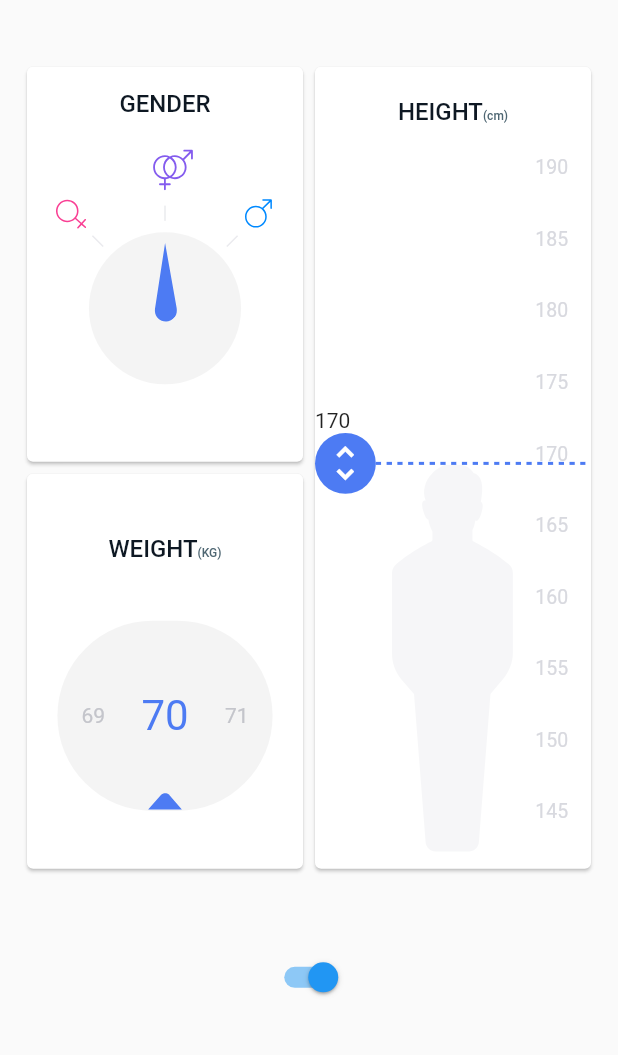
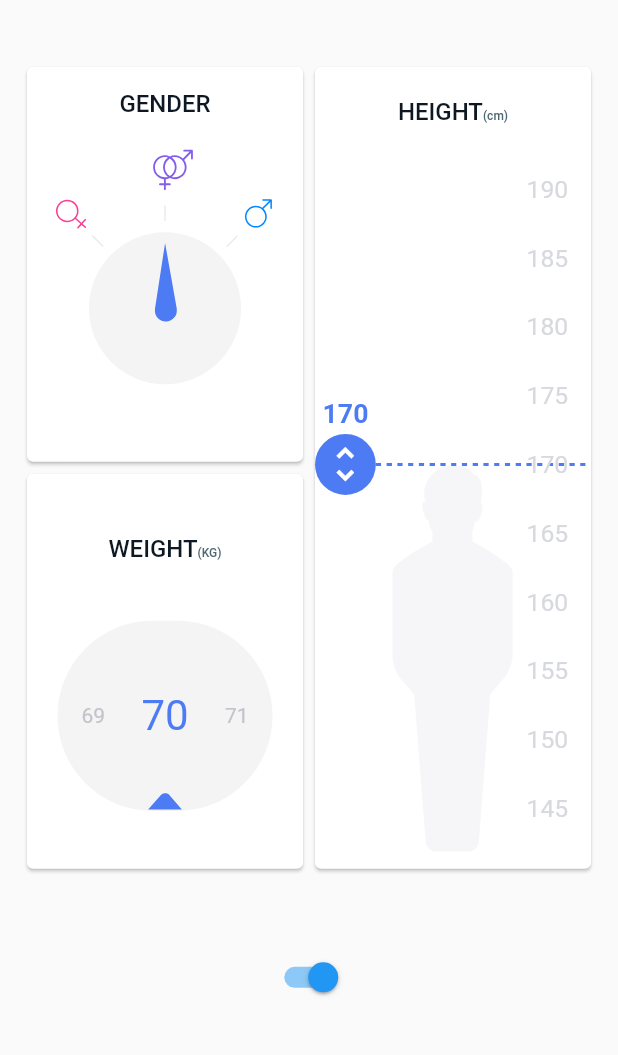
Before and after one commit to MarcinusX/bmi_calculator, a Flutter app: the screen it shows after launch, on a phone screen of 412 x 824 dp, the part 156-1211 px from its top. Run offline on Flutter 3.47's test engine with Material 2 defaults, Android fonts, the phone set to English and light mode, and no system bars; our stand-ins replace flutter_svg.

Commit message:
Font changes

```diff
--- a/lib/height_card.dart
+++ b/lib/height_card.dart
@@ -46,17 +46,18 @@ class HeightCardState extends State<HeightCard> {
 
 const int minHeight = 145;
 const int maxHeight = 190;
+const int totalUnits = maxHeight - minHeight;
+const double circleSize = 32.0;
+const double bottomMargin = circleSize / 2;
+const double topMargin = 26.0;
+
+const double labelsFontSize = 13.0;
+const double selectedLabelFontSize = 14.0;
 
 class HeightPicker extends StatelessWidget {
   final double widgetHeight;
   final int height;
   final ValueChanged<int> onChange;
-
-  static final double circleSize = 32.0;
-  static final double bottomMargin = circleSize / 2;
-  static final double topMargin = 16.0;
-  static final double fontSize = 13.0;
-  static final int totalUnits = 190 - 145;
 
   const HeightPicker({Key key, this.widgetHeight, this.height, this.onChange})
       : super(key: key);
@@ -65,7 +66,7 @@ class HeightPicker extends StatelessWidget {
   Widget build(BuildContext context) {
     double sliderPosition = _sliderPosition(context);
     double personImageHeight =
-        sliderPosition + screenAwareSize(HeightPicker.circleSize / 2, context);
+        sliderPosition + screenAwareSize(circleSize / 2, context);
     return Stack(
       children: <Widget>[
         Align(
@@ -76,38 +77,37 @@ class HeightPicker extends StatelessWidget {
             width: personImageHeight / 3,
           ),
         ),
-        Align(
-          alignment: Alignment.centerRight,
-          child: _drawLabels(context),
-        ),
         Positioned(
           child: _drawSlider(context),
           left: 0.0,
           right: 0.0,
           bottom: _sliderPosition(context),
-        )
+        ),
+        Align(
+          alignment: Alignment.centerRight,
+          child: IgnorePointer(child: _drawLabels(context)),
+        ),
       ],
     );
   }
 
   double _sliderPosition(BuildContext context) {
-    return _pixelsPerUnit(context) * (height - minHeight);
+    return _pixelsPerUnit(context) * (height - minHeight) +
+        screenAwareSize(labelsFontSize/2, context);
   }
 
   double _pixelsPerUnit(BuildContext context) {
     double drawingHeight = widgetHeight -
-        screenAwareSize(
-            HeightPicker.bottomMargin + HeightPicker.topMargin, context) -
-        HeightPicker.fontSize;
-    return drawingHeight / HeightPicker.totalUnits;
+        screenAwareSize(bottomMargin + topMargin+ labelsFontSize, context) ;
+    return drawingHeight / totalUnits;
   }
 
   Widget _drawLabels(BuildContext context) {
     return Padding(
       padding: EdgeInsets.only(
         right: screenAwareSize(12.0, context),
-        bottom: screenAwareSize(HeightPicker.bottomMargin, context),
-        top: screenAwareSize(HeightPicker.topMargin, context),
+        bottom: screenAwareSize(bottomMargin, context),
+        top: screenAwareSize(topMargin, context),
       ),
       child: Column(
         children: List.generate(
@@ -117,7 +117,7 @@ class HeightPicker extends StatelessWidget {
               "${190 - 5 * idx}",
               style: TextStyle(
                 color: Color.fromRGBO(216, 217, 223, 1.0),
-                fontSize: HeightPicker.fontSize,
+                fontSize: screenAwareSize(labelsFontSize, context),
               ),
             );
           },
@@ -159,7 +159,19 @@ class _DraggableSliderState extends State<DraggableSlider> {
     return Column(
       crossAxisAlignment: CrossAxisAlignment.start,
       children: <Widget>[
-        Text("${widget.height}"),
+        Padding(
+          padding: EdgeInsets.only(
+              left: screenAwareSize(4.0, context),
+              bottom: screenAwareSize(2.0, context)),
+          child: Text(
+            "${widget.height}",
+            style: TextStyle(
+              fontSize: screenAwareSize(selectedLabelFontSize, context),
+              color: Color.fromRGBO(77, 123, 243, 1.0),
+              fontWeight: FontWeight.w600,
+            ),
+          ),
+        ),
         GestureDetector(
           behavior: HitTestBehavior.translucent,
           onVerticalDragStart: onDragStart,
```
